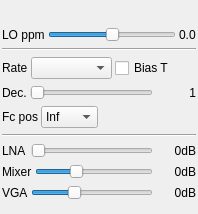
Above: plugins/samplesource/airspy/airspygui.ui from f4exb/sdrangel before the change. Below: the same form after it.
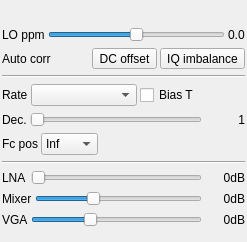
That is the form after the change. Custom widgets are drawn as their Qt base class.

Commit message: Added DC offset and IQ imbalance buttons to Airspy GUI

Patch:
```diff
--- a/plugins/samplesource/airspy/airspygui.ui
+++ b/plugins/samplesource/airspy/airspygui.ui
@@ -6,8 +6,8 @@
    <rect>
     <x>0</x>
     <y>0</y>
-    <width>198</width>
-    <height>214</height>
+    <width>247</width>
+    <height>242</height>
    </rect>
   </property>
   <property name="sizePolicy">
@@ -136,6 +136,31 @@
      </item>
     </layout>
    </item>
+   <item>
+    <layout class="QGridLayout" name="gridLayout_corr">
+     <item row="0" column="1">
+      <widget class="ButtonSwitch" name="dcOffset">
+       <property name="text">
+        <string>DC offset</string>
+       </property>
+      </widget>
+     </item>
+     <item row="0" column="2">
+      <widget class="ButtonSwitch" name="iqImbalance">
+       <property name="text">
+        <string>IQ imbalance</string>
+       </property>
+      </widget>
+     </item>
+     <item row="0" column="0">
+      <widget class="QLabel" name="corrLabal">
+       <property name="text">
+        <string>Auto corr</string>
+       </property>
+      </widget>
+     </item>
+    </layout>
+   </item>
    <item>
     <widget class="Line" name="line_freq">
      <property name="orientation">
@@ -444,6 +469,11 @@
    <header>gui/valuedial.h</header>
    <container>1</container>
   </customwidget>
+  <customwidget>
+   <class>ButtonSwitch</class>
+   <extends>QToolButton</extends>
+   <header>gui/buttonswitch.h</header>
+  </customwidget>
  </customwidgets>
  <resources/>
  <connections/>
```
The commit also changes 2 other files.
